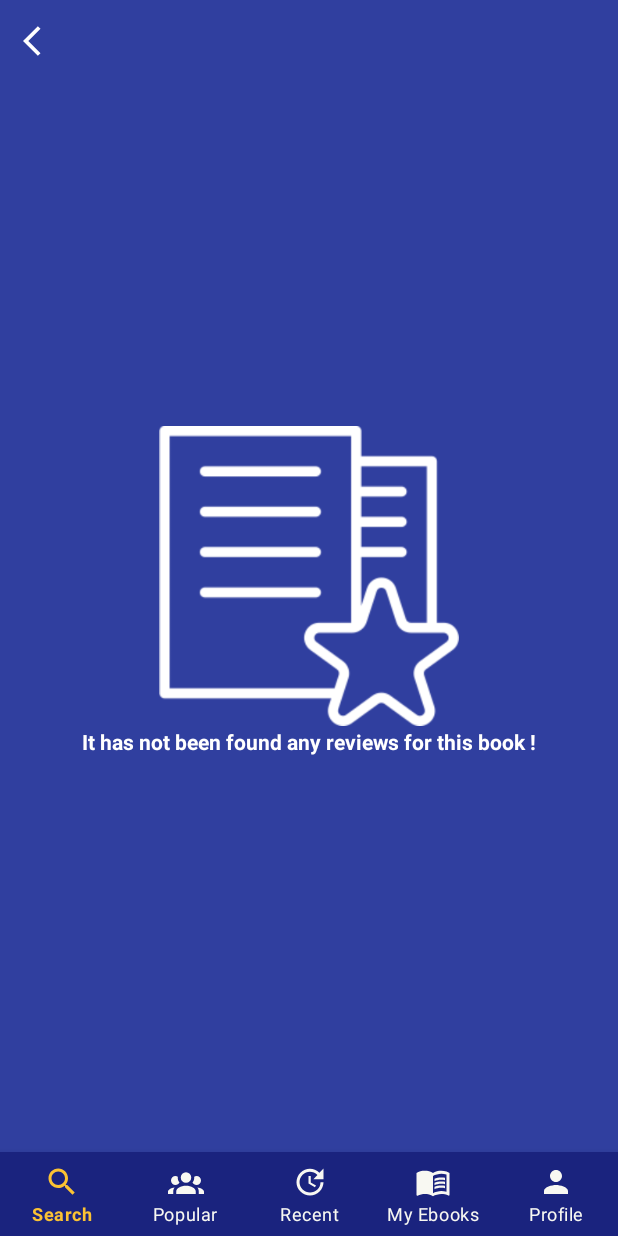
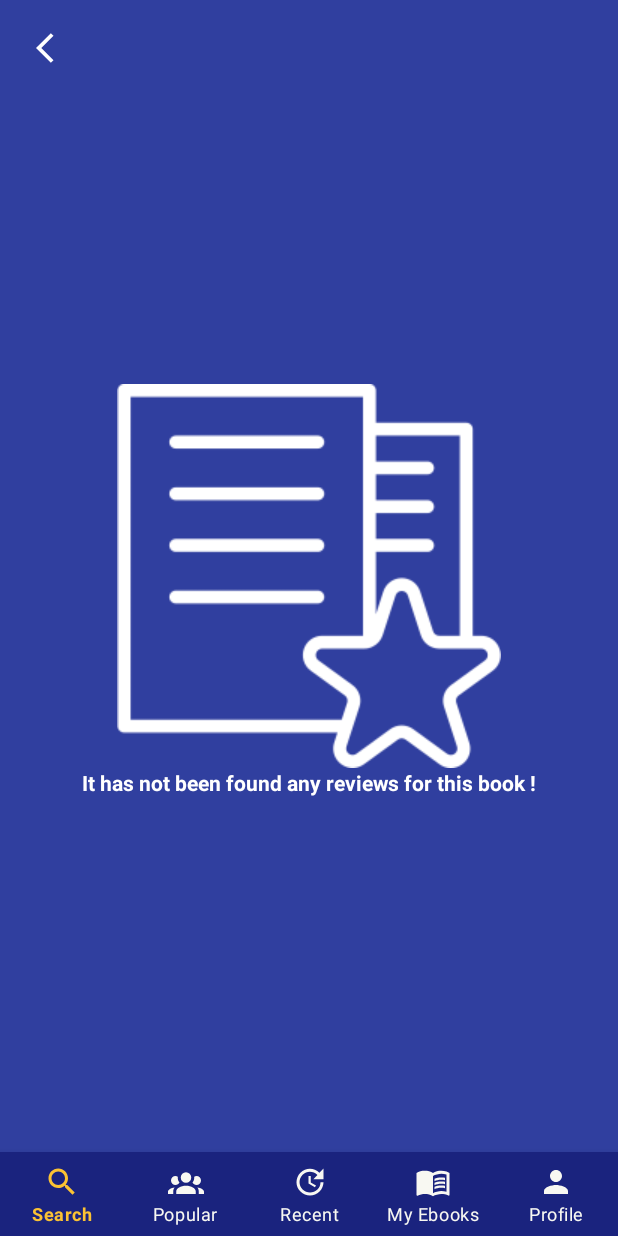
Before and after one commit to MatteoSalvino/Biblio-app, an Android app: the fragment ReviewsFragment placed in its activity, on a phone screen of 412 x 824 dp. Run offline under Robolectric (Android 15) with nearby library versions, the phone set to English and light mode, and no system bars; our stand-ins replace Firebase (no records; nobody signed in at launch, a user with empty details on screens opened directly); libraries missing offline, so code that uses them is left out: com.google.zxing.integration, com.jakewharton.rxbinding, lrusso96.simplebiblio.core, me.zhanghai.android; 12 statements that could not run were skipped.

Commit message:
ReviewsFragment: ui enhancements

```diff
--- a/app/src/main/java/com/example/biblio/fragments/ReviewsFragment.java
+++ b/app/src/main/java/com/example/biblio/fragments/ReviewsFragment.java
@@ -22,6 +22,7 @@ import com.example.biblio.api.RatingResult;
 import com.example.biblio.api.Review;
 import com.example.biblio.api.User;
 import com.example.biblio.api.UserBuilder;
+import com.example.biblio.databinding.ReviewsFragmentAppbarBinding;
 import com.example.biblio.databinding.ReviewsFragmentBinding;
 import com.example.biblio.helpers.LogHelper;
 import com.example.biblio.helpers.SimpleBiblioHelper;
@@ -52,6 +53,7 @@ public class ReviewsFragment extends Fragment {
     @Override
     public View onCreateView(@NonNull LayoutInflater inflater, @Nullable ViewGroup container, @Nullable Bundle savedInstanceState) {
         binding = ReviewsFragmentBinding.inflate(inflater, container, false);
+        ReviewsFragmentAppbarBinding appbarBinding = binding.appbar;
 
         EbookDetailsViewModel model = new ViewModelProvider(getActivity()).get(EbookDetailsViewModel.class);
         mEbook = model.getEbook().getValue();
@@ -60,7 +62,7 @@ public class ReviewsFragment extends Fragment {
         user = SimpleBiblioHelper.getCurrentUser(getContext());
 
         int visibility = user == null ? View.INVISIBLE : View.VISIBLE;
-        binding.reviewsAddBtn.setVisibility(visibility);
+        appbarBinding.reviewsAddBtn.setVisibility(visibility);
 
         //Initialize AlertDialog to post a new review
         AlertDialog.Builder builder = new AlertDialog.Builder(getActivity());
@@ -120,8 +122,8 @@ public class ReviewsFragment extends Fragment {
 
         });
 
-        binding.reviewsBackBtn.setOnClickListener(view -> getActivity().getSupportFragmentManager().popBackStackImmediate());
-        binding.reviewsAddBtn.setOnClickListener(view -> alertDialog.show());
+        appbarBinding.backBtn.setOnClickListener(view -> getActivity().getSupportFragmentManager().popBackStackImmediate());
+        appbarBinding.reviewsAddBtn.setOnClickListener(view -> alertDialog.show());
 
         LinearLayoutManager mLayoutManager = new LinearLayoutManager(getContext());
         binding.ebooksRv.setLayoutManager(mLayoutManager);
--- a/app/src/main/res/layout/reviews_fragment.xml
+++ b/app/src/main/res/layout/reviews_fragment.xml
@@ -1,74 +1,51 @@
 <?xml version="1.0" encoding="utf-8"?>
-<RelativeLayout
-    xmlns:android="http://schemas.android.com/apk/res/android"
+<androidx.constraintlayout.widget.ConstraintLayout xmlns:android="http://schemas.android.com/apk/res/android"
+    xmlns:app="http://schemas.android.com/apk/res-auto"
+    android:id="@+id/linearLayout3"
     android:layout_width="match_parent"
-    android:layout_height="match_parent">
+    android:layout_height="match_parent"
+    android:orientation="vertical">
 
-    <RelativeLayout
-        android:id="@+id/reviews_top_appbar"
-        android:layout_width="match_parent"
-        android:layout_height="wrap_content"
-        android:orientation="horizontal">
-
-        <ImageView
-            android:id="@+id/reviews_back_btn"
-            android:layout_width="wrap_content"
-            android:layout_height="wrap_content"
-            android:layout_alignParentStart="true"
-            android:layout_marginLeft="5dp"
-            android:layout_marginTop="5dp"
-            android:padding="10dp"
-            android:src="@drawable/baseline_arrow_back_ios_24"
-            android:tint="@color/main_book_text" />
-
-        <ImageView
-            android:id="@+id/reviews_add_btn"
-            android:layout_width="wrap_content"
-            android:layout_height="wrap_content"
-            android:layout_alignParentEnd="true"
-            android:layout_marginTop="5dp"
-            android:layout_marginRight="5dp"
-            android:padding="10dp"
-            android:src="@drawable/pencil_plus"
-            android:tint="@color/main_book_text" />
-    </RelativeLayout>
-
+    <include
+        android:id="@+id/appbar"
+        layout="@layout/reviews_fragment_appbar" />
 
     <androidx.swiperefreshlayout.widget.SwipeRefreshLayout
         android:id="@+id/swipeContainer"
-        android:layout_width="match_parent"
-        android:layout_height="match_parent"
-        android:layout_below="@id/reviews_top_appbar"
-        android:layout_marginLeft="5dp"
-        android:layout_marginRight="5dp">
+        android:layout_width="wrap_content"
+        android:layout_height="wrap_content"
+        android:layout_marginTop="20dp"
+        app:layout_constraintEnd_toEndOf="parent"
+        app:layout_constraintStart_toStartOf="parent"
+        app:layout_constraintTop_toBottomOf="@+id/appbar">
 
         <androidx.recyclerview.widget.RecyclerView
             android:id="@+id/ebooks_rv"
-            android:layout_width="match_parent"
-            android:layout_height="match_parent"
-            android:layout_marginLeft="5dp"
-            android:layout_marginRight="5dp"
+            android:layout_width="wrap_content"
+            android:layout_height="wrap_content"
             android:scrollbars="vertical" />
 
     </androidx.swiperefreshlayout.widget.SwipeRefreshLayout>
 
     <ImageView
         android:id="@+id/reviews_iv_template"
-        android:layout_width="200dp"
-        android:layout_height="200dp"
-        android:layout_centerHorizontal="true"
-        android:layout_centerVertical="true"
+        android:layout_width="wrap_content"
+        android:layout_height="wrap_content"
+        android:src="@drawable/review"
         android:tint="@color/main_book_text"
-        android:src="@drawable/review"/>
+        app:layout_constraintBottom_toBottomOf="parent"
+        app:layout_constraintEnd_toEndOf="parent"
+        app:layout_constraintStart_toStartOf="parent"
+        app:layout_constraintTop_toTopOf="parent" />
 
     <TextView
         android:id="@+id/reviews_tv_template"
         android:layout_width="wrap_content"
         android:layout_height="wrap_content"
-        android:layout_alignBottom="@id/reviews_iv_template"
-        android:layout_centerHorizontal="true"
-        android:layout_marginBottom="-20dp"
         android:text="@string/empty_reviews_msg"
         android:textColor="@color/main_book_text"
-        android:textStyle="bold" />
-</RelativeLayout>
+        android:textStyle="bold"
+        app:layout_constraintEnd_toEndOf="parent"
+        app:layout_constraintStart_toStartOf="parent"
+        app:layout_constraintTop_toBottomOf="@id/reviews_iv_template" />
+</androidx.constraintlayout.widget.ConstraintLayout>
```
